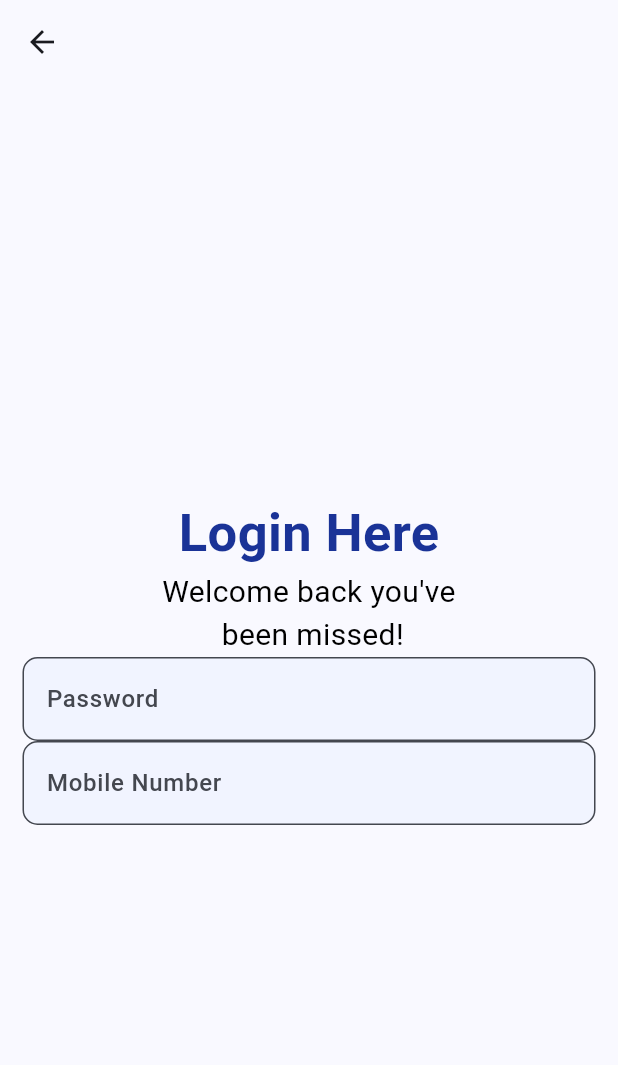
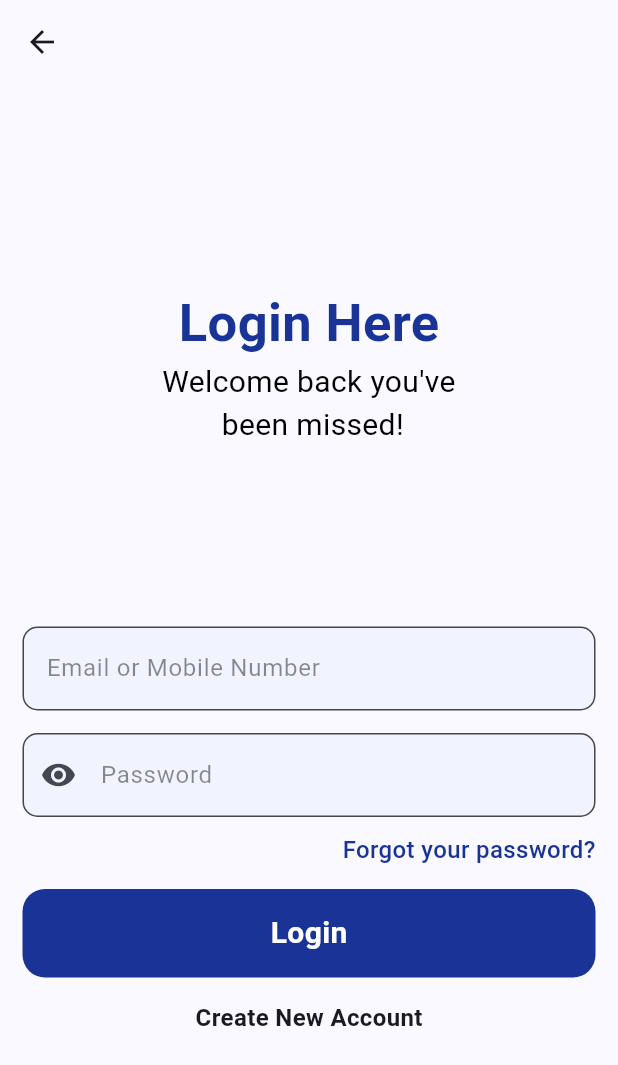
Before and after one commit to AdibRasel/Shah-Mini-Bazar, a Flutter app: the screen it shows after launch, after a tap on "Login", on a phone screen of 412 x 824 dp. Shown: the top 1065 px of the screen. Run offline on Flutter 3.47's test engine with Material 3 defaults, Android fonts, the light colour scheme and no system bars.

Commit message:
Custom Button, Custom Widget, Custom Form, Login Screen, Register Screen Complete
Custom Button, Custom Widget, Custom Form, Login Screen, Register Screen Complete

```diff
--- /dev/null
+++ b/App/minibazar/lib/GlobalWidgets/custom_button.dart
@@ -0,0 +1,41 @@
+import 'package:flutter/material.dart';
+import 'package:minibazar/Utils/color.dart';
+
+
+class CustomButtom extends StatelessWidget {
+  final String buttonTitle;
+  final void Function()? onTap;
+  const CustomButtom({
+    super.key,
+    required this.buttonTitle,
+    this.onTap
+  });
+
+  @override
+  Widget build(BuildContext context) {
+    return  InkWell(
+      onTap: onTap,
+      child: Container(
+          decoration: BoxDecoration(
+            color: AppColors.PrimaryColor,
+            borderRadius: BorderRadius.circular(15),),
+          child: Padding(
+            padding: const EdgeInsets.symmetric(
+              horizontal:  15,
+              vertical: 15,
+            ),
+            child: Center(
+              child: Text(buttonTitle,
+                style: const TextStyle(
+                    color: Colors.white,
+                    fontSize: 20,
+                    fontWeight: FontWeight.bold
+                ),
+              ),
+            ),
+          )
+      ),
+    )
+    ;
+  }
+}
--- a/App/minibazar/lib/GlobalWidgets/custom_widget.dart
+++ b/App/minibazar/lib/GlobalWidgets/custom_widget.dart
@@ -5,13 +5,16 @@ PreferredSizeWidget customAppBar({
   String? title,
   List<Widget> ? action,
   Widget? isLeading,
+  required BuildContext context,
   }){
     return AppBar(
       centerTitle: true,
       automaticallyImplyLeading: false,
       leading: isLeading ?? IconButton(
         icon: const Icon(Icons.arrow_back),
-        onPressed: (){},
+        onPressed: (){
+          Navigator.pop(context);
+        },
       ),
       title: title != null ? Text(title) : null,
       actions:action,
--- a/App/minibazar/lib/Helper/form_helper.dart
+++ b/App/minibazar/lib/Helper/form_helper.dart
@@ -2,18 +2,34 @@ import 'package:flutter/material.dart';
 import '../Utils/color.dart';
 
 class CustomTextField extends StatelessWidget {
-  // final String hintText;
-  const CustomTextField({super.key});
+  final String hintText;
+  final TextInputType ? keyboardType;
+  final bool? secured;
+  final Widget ? suffixIcon;
+
+  const CustomTextField({
+    super.key,
+    required this.hintText,
+    this.keyboardType,
+    this.secured,
+    this.suffixIcon
+  });
 
   @override
   Widget build(BuildContext context) {
 
     return TextFormField(
+        keyboardType: keyboardType,
+        obscureText: secured ?? false,
         style: const TextStyle(
           fontWeight: FontWeight.w500,
         ),
         decoration: InputDecoration(
-            hintText: "Mobile Number",
+            hintText: hintText,
+            hintStyle: const TextStyle(
+              fontWeight: FontWeight.normal,
+              color: Colors.black45,
+            ),
             filled: true,
             fillColor: AppColors.filedBackground,
             border: OutlineInputBorder(
@@ -21,12 +37,11 @@ class CustomTextField extends StatelessWidget {
                 borderSide: const BorderSide(
                     color: Colors.transparent
                 )
-            )
+            ),
+            prefixIcon: suffixIcon,
         )
     );
 
 
   }
 }
-
-// 58:00 work
--- a/App/minibazar/lib/Views/Authentication/LoginScreen/login_screen.dart
+++ b/App/minibazar/lib/Views/Authentication/LoginScreen/login_screen.dart
@@ -1,7 +1,9 @@
 import 'package:flutter/material.dart';
+import 'package:minibazar/GlobalWidgets/custom_button.dart';
 import 'package:minibazar/GlobalWidgets/custom_widget.dart';
 import 'package:minibazar/Helper/form_helper.dart';
 import 'package:minibazar/Utils/color.dart';
+import 'package:minibazar/Views/Authentication/RegisterScreen/register_screen.dart';
 
 class LoginScreen extends StatelessWidget {
   const LoginScreen({super.key});
@@ -11,13 +13,17 @@ class LoginScreen extends StatelessWidget {
     return Scaffold(
 
       appBar: customAppBar(
+        context: context
       ),
 
       body: Center(
         child: Padding(
           padding: const EdgeInsets.all(15.0),
           child: Column(
-            mainAxisAlignment: MainAxisAlignment.center,
+            mainAxisAlignment: MainAxisAlignment.spaceEvenly,
+            children: [
+
+              Column(
                 children: [
                   Text("Login Here",
                     style: TextStyle(
@@ -33,28 +39,61 @@ class LoginScreen extends StatelessWidget {
                       fontSize: 20,
                     ),
                   ),
+                ],
+              ),
+              Column(
+                children: [
+                  const CustomTextField(
+                    hintText: "Email or Mobile Number",
+                  ),
+                  const SizedBox(
+                    height: 15,
+                  ),
+                  CustomTextField(
+                    hintText: "Password",
+                    secured: true,
+                    suffixIcon: IconButton(onPressed: (){}, icon: const Icon(Icons.visibility),),
+                  ),
+                  const SizedBox(
+                    height: 10,
+                  ),
+                  Row(
+                    mainAxisAlignment: MainAxisAlignment.end,
+                    children: [
+                      Text("Forgot your password?",
+                        style: TextStyle(
+                          color: AppColors.PrimaryColor,
+                          fontWeight: FontWeight.w500,
+                          fontSize: 16,
+                        ),)
+                    ],
+                  ),
+                  const SizedBox(
+                    height: 15,
+                  ),
+                  CustomButtom(buttonTitle: "Login", onTap: (){
+                    print("clicked");
+                  }),
+                  const SizedBox(
+                    height: 15,
+                  ),
+                  InkWell(
+                    onTap: (){
+                      Navigator.push(context, MaterialPageRoute(builder: (_) => const RegisterScreen(),),);
+                    },
+                    child: const Text("Create New Account",
+                      style: TextStyle(
+                          fontWeight: FontWeight.w600,
+                          fontSize: 16
+                      ),),
+                  )
+                ],
+              )
 
-            TextFormField(
-                style: const TextStyle(
-                  fontWeight: FontWeight.w500,
-                ),
-                decoration: InputDecoration(
-                    hintText: "Password",
-                    filled: true,
-                    fillColor: AppColors.filedBackground,
-                    border: OutlineInputBorder(
-                        borderRadius: BorderRadius.circular(10),
-                        borderSide: const BorderSide(
-                            color: Colors.transparent
-                        )
-                    )
-                )
-            ),
+            ],
 
 
-              const CustomTextField(),
 
-            ],
           ),
         )
       ),
```
Also changed, not shown: App/minibazar/lib/Views/Authentication/RegisterScreen/register_screen.dart (+73 -2 lines). Lines whose indentation alone changed are shown as unchanged.
